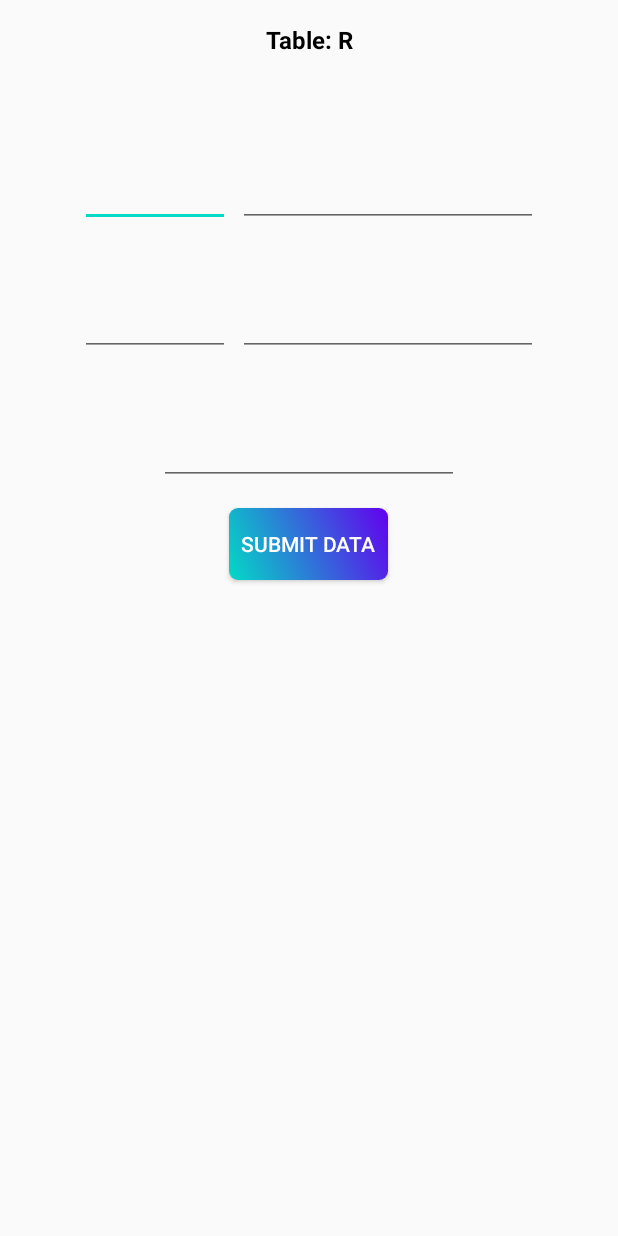
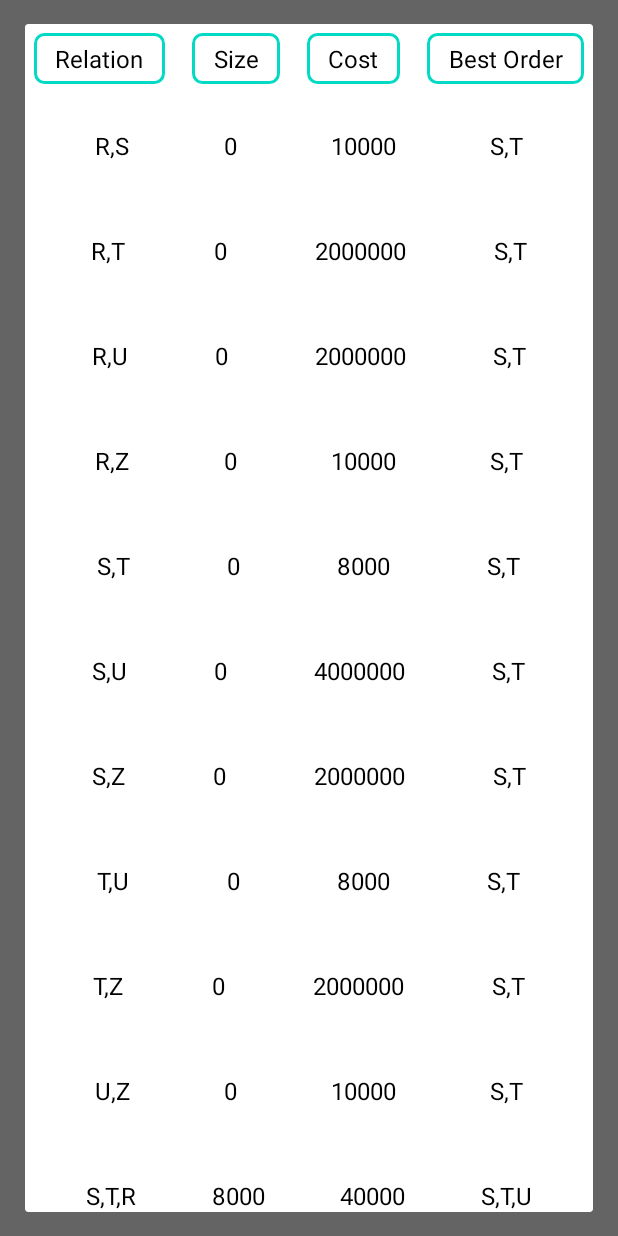
Before and after one commit to amindadgar/join-optimizer, an Android app: the screen it shows after launch (MainActivity), after a tap on "SUBMIT DATA", on a phone screen of 412 x 824 dp. Run offline under Robolectric (Android 15) with nearby library versions, the phone set to English and light mode, and no system bars; plain views replace ExtendedEditText, TextFieldBoxes.

Commit message:
result page as an alertDialog added !

```diff
--- a/app/build.gradle
+++ b/app/build.gradle
@@ -32,6 +32,7 @@ dependencies {
     implementation 'androidx.core:core-ktx:1.3.0'
     implementation 'androidx.appcompat:appcompat:1.1.0'
     implementation 'androidx.constraintlayout:constraintlayout:1.1.3'
+    implementation 'androidx.recyclerview:recyclerview:1.1.0'
     testImplementation 'junit:junit:4.12'
     androidTestImplementation 'androidx.test.ext:junit:1.1.1'
     androidTestImplementation 'androidx.test.espresso:espresso-core:3.2.0'
--- a/app/src/main/java/com/aminDadgar/db_implementation_proj/Activities/MainActivity.kt
+++ b/app/src/main/java/com/aminDadgar/db_implementation_proj/Activities/MainActivity.kt
@@ -2,34 +2,35 @@ package com.aminDadgar.db_implementation_proj.Activities
 
 import androidx.appcompat.app.AppCompatActivity
 import android.os.Bundle
-import android.util.Log
 import android.view.LayoutInflater
 import android.view.animation.AlphaAnimation
 import android.view.animation.Animation
-import android.widget.Button
-import android.widget.EditText
-import android.widget.Toast
+import android.widget.*
 import androidx.appcompat.app.AlertDialog
+import androidx.recyclerview.widget.LinearLayoutManager
+import androidx.recyclerview.widget.RecyclerView
 import com.aminDadgar.db_implementation_proj.R
 import com.aminDadgar.db_implementation_proj.Utils.Cost
+import com.aminDadgar.db_implementation_proj.Utils.ResultRecyclerAdapter
 import com.aminDadgar.db_implementation_proj.model.datamodel
 import kotlinx.android.synthetic.main.activity_main.*
 
 class MainActivity : AppCompatActivity() {
+    private lateinit var linearLayoutManager: LinearLayoutManager
+    private lateinit var listView:ListView
     var TABLE_COUNT = -1
     var TableNames : Array<Char> = arrayOf('R','S','T','U','Z')
-    private var FirstAttribute = -1
-    private var SecondAttribute = -1
-    private var Attr11 = 'a'  //define a char variable
-    private var TupleCount = -1
-    private var Attr12 = 'a'
     var index = -1
     override fun onCreate(savedInstanceState: Bundle?) {
         super.onCreate(savedInstanceState)
         setContentView(R.layout.activity_main)
 
+
+
         table_name.text = "Table: "+TableNames[index + 1].toString()
         alertDialog()
+
+
 
         val Data :MutableList<datamodel> = mutableListOf()
 
@@ -41,13 +42,13 @@ class MainActivity : AppCompatActivity() {
 
 
         button.setOnClickListener {
-            val Cost = Cost()
+            val cost = Cost()
 
-            val bestTwoJoin = Cost.twoBytwo(Data)
-            val bestThreeJoin = Cost.threeBythree(Data,bestTwoJoin)
-            val bestFourJoin = Cost.fourJoin(Data,bestThreeJoin)
-            Cost.FiveJoin(Data,bestFourJoin)
-
+            val bestTwoJoin = cost.twoBytwo(Data)
+            val bestThreeJoin = cost.threeBythree(Data,bestTwoJoin)
+            val bestFourJoin = cost.fourJoin(Data,bestThreeJoin)
+            cost.FiveJoin(Data,bestFourJoin)
+            resultAlert(cost)
             val animation = AlphaAnimation(1.0f,0.0f)  //for animating TextView
             animation.repeatMode = Animation.REVERSE
             animation.repeatCount = 1
@@ -104,6 +105,7 @@ class MainActivity : AppCompatActivity() {
                         } */
 //                        else {
                             button.text = "Clculate"
+
 //                            val bestTwoJoin = Cost.twoBytwo(Data)
 //                            val bestThreeJoin = Cost.threeBythree(Data,bestTwoJoin)
 //                            val bestFourJoin = Cost.fourJoin(Data,bestThreeJoin)
@@ -117,9 +119,8 @@ class MainActivity : AppCompatActivity() {
 
         }
 
+
     }
-
-
 
 
 
@@ -148,5 +149,22 @@ class MainActivity : AppCompatActivity() {
         }
     }
 
+    fun resultAlert(Data:Cost){
+        val alertDialog = AlertDialog.Builder(this).create()
+
+        val resultLayout = LayoutInflater.from(this).inflate(R.layout.result_alert,null)
+        alertDialog.setView(resultLayout)
+
+//        val listAdapter = ListViewAdapter(Data,this)
+//        listView = resultLayout.findViewById(R.id.result_ListView)
+//        listView.adapter = listAdapter
+        linearLayoutManager = LinearLayoutManager(this)
+        val recyclerView = resultLayout.findViewById<RecyclerView>(R.id.result_recycler_view)
+        recyclerView.layoutManager = linearLayoutManager
+        recyclerView.adapter = ResultRecyclerAdapter(Data)
+
+        alertDialog.show()
+    }
+
 
 }
--- a/app/src/main/java/com/aminDadgar/db_implementation_proj/Utils/Cost.kt
+++ b/app/src/main/java/com/aminDadgar/db_implementation_proj/Utils/Cost.kt
@@ -1,19 +1,27 @@
 package com.aminDadgar.db_implementation_proj.Utils
 
 import android.util.Log
-import com.aminDadgar.db_implementation_proj.Application
 import com.aminDadgar.db_implementation_proj.model.*
 
 class Cost {
+    var Best2 :CoupleData?= null //The best two attribute join
+    var Best3:TripleData?= null
+    var Best4:Quadruple?= null
+    var Best5:Quintuple?= null
+
+    val coupleData:MutableList<CoupleData> = mutableListOf()
+    val tripleData= mutableListOf<TripleData>()
+    val quadData = mutableListOf<Quadruple>()
+    val quintuple = mutableListOf<Quintuple>()
+
+
     fun twoBytwo(Data :MutableList<datamodel>): CoupleData {  // this function is used to compare and find tables common attribute
-        var Best :CoupleData?= null //The best two attribute join
 
         Log.d("function_twoBytwo","started !")
 
         var temp: datamodel?
         var temp2: datamodel?
         var result = -1
-        val coupleData:MutableList<CoupleData> = mutableListOf()
         for (i in 0..4){
             temp = Data[i]
             for (j in i+1 ..4){
@@ -60,26 +68,23 @@ class Cost {
         coupleData.forEach {
                 if (mtemp > it.JoinResult){  // find the best join order
                     mtemp = it.JoinResult.toLong()
-                    Best = it
+                    Best2 = it
                 }
         }
-        Application().BestTwoJoin(Best!!)// save the best two attribute join
-        Application().TwoJoinList(coupleData)  //save all two attribute joins
-        Log.d("first","${Best!!.JoinResult}  ${Best!!.table1.TABLE_NAME}  ${Best!!.table2.TABLE_NAME}")
+
+        Log.d("first","${Best2!!.JoinResult}  ${Best2!!.table1.TABLE_NAME}  ${Best2!!.table2.TABLE_NAME}")
         Log.d("function_twoBytwo","ended !")
 
-        Log.d("Best Two","${Best!!.table1}  ${Best!!.table2} ")
+        Log.d("Best Two","${Best2!!.table1}  ${Best2!!.table2} ")
 
-        return Best!!
+        return Best2!!
     }
 
 
 
 
     fun threeBythree(Data :MutableList<datamodel>,BestTwoByTwo:CoupleData):TripleData{
-//        val BestTwoByTwo:CoupleData? = Application().GetBestTwoJoin()
         var result = -1
-        val tripleData= mutableListOf<TripleData>()
 
         for (i in 0..4){
             if (BestTwoByTwo.table1.TABLE_NAME != Data[i].TABLE_NAME
@@ -211,26 +216,23 @@ class Cost {
                 }
             }
         }
-        Application().ThreeJoinList(tripleData)
 
-        var Best:TripleData?= null
         var mtemp:Long = 99999999
         Log.d("Three join finished !",tripleData.size.toString())
         tripleData.forEach {  // find the best join order
             Log.d("table","${it.table1} ${it.table2} ${it.table3}  ${it.JoinResult}")
             if (mtemp > it.JoinResult){
                 mtemp = it.JoinResult.toLong()
-                Best = it
+                Best3 = it
             }
         }
 
-        Log.d("Best Three","${Best!!.table1}  ${Best!!.table2}  ${Best!!.table3} ")
+        Log.d("Best Three","${Best3!!.table1}  ${Best3!!.table2}  ${Best3!!.table3} ")
 
-        return Best!!
+        return Best3!!
     }
     fun fourJoin(Data: MutableList<datamodel>, BestThreeJoin: TripleData):Quadruple{
 
-        val quadData = mutableListOf<Quadruple>()
         var result = -1
         for (i in 0..4){
             if (BestThreeJoin.table1.TABLE_NAME != Data[i].TABLE_NAME &&
@@ -376,23 +378,21 @@ class Cost {
                 }
             }
         }
-        var Best:Quadruple?= null
         var mtemp:Long = 99999999
         Log.d("Four join finished !",quadData.size.toString())
         quadData.forEach {  // find the best join order
             Log.d("table","${it.table1} ${it.table2} ${it.table3} ${it.table4} ${it.JoinResult}")
             if (mtemp > it.JoinResult){
                 mtemp = it.JoinResult.toLong()
-                Best = it
+                Best4 = it
             }
         }
-        Log.d("Best Four","${Best!!.table1}  ${Best!!.table2}  ${Best!!.table3}  ${Best!!.table4}")
+        Log.d("Best Four","${Best4!!.table1}  ${Best4!!.table2}  ${Best4!!.table3}  ${Best4!!.table4}")
 
 
-        return Best!!
+        return Best4!!
     }
     fun FiveJoin(Data: MutableList<datamodel>, bestFourJoin: Quadruple){
-        val quintuple = mutableListOf<Quintuple>()
         var result = -1
 
         for (i in 0..4){
@@ -550,17 +550,16 @@ class Cost {
                     }
                 }
 
-                var Best:Quintuple?= null
                 var mtemp:Long = 99999999
                 Log.d("Five join finished !",quintuple.size.toString())
                 quintuple.forEach {  // find the best join order
                     Log.d("table","${it.table1} ${it.table2} ${it.table3} ${it.table4} ${it.table5} ${it.JoinResult}")
                     if (mtemp > it.JoinResult){
                         mtemp = it.JoinResult.toLong()
-                        Best = it
+                        Best5 = it
                     }
                 }
-                Log.d("Best Five","${Best!!.table1}  ${Best!!.table2}  ${Best!!.table3}  ${Best!!.table4}  ${Best!!.table5} ${Best!!.JoinResult}")
+                Log.d("Best Five","${Best5!!.table1}  ${Best5!!.table2}  ${Best5!!.table3}  ${Best5!!.table4}  ${Best5!!.table5} ${Best5!!.JoinResult}")
 
 
 
--- /dev/null
+++ b/app/src/main/java/com/aminDadgar/db_implementation_proj/Utils/ResultRecyclerAdapter.kt
@@ -0,0 +1,51 @@
+package com.aminDadgar.db_implementation_proj.Utils
+
+
+import android.util.Log
+import android.view.LayoutInflater
+import android.view.ViewGroup
+import androidx.recyclerview.widget.RecyclerView
+
+
+    class ResultRecyclerAdapter(val Data:Cost):RecyclerView.Adapter<dataHolder>() {
+
+
+    override fun onCreateViewHolder(parent: ViewGroup, viewType: Int): dataHolder {
+        val layout = LayoutInflater.from(parent.context)
+        return dataHolder(layout,parent)
+    }
+
+    override fun getItemCount(): Int {
+        return Data.tripleData.size + Data.quintuple.size + Data.quadData.size + Data.coupleData.size
+    }
+
+    override fun onBindViewHolder(holder: dataHolder, position: Int) {
+        var temp = -1
+        if (position < Data.coupleData.size){
+
+            holder.bind(Data.coupleData[position],Data.Best2!!)
+            temp = Data.coupleData.size
+
+        }else if (position < Data.tripleData.size + Data.coupleData.size){
+            temp = position % Data.coupleData.size
+            holder.bind(Data.tripleData[temp],Data.Best3!!,Data.Best2!!)
+
+            Log.d("table 3","${Data.tripleData[temp].table1} ${Data.tripleData[temp].table2}" +
+                    " ${Data.tripleData[temp].table3}  ${Data.tripleData[ temp].JoinResult}")
+
+        }else if (position < Data.quadData.size + Data.tripleData.size + Data.coupleData.size ){
+
+            temp = position % (Data.tripleData.size + Data.coupleData.size)
+            holder.bind(Data.quadData[ temp],Data.Best4!!,Data.Best3!!)
+
+
+        }else if (position < Data.quintuple.size + Data.quadData.size + Data.tripleData.size + Data.coupleData.size ){
+            temp = position % (Data.quadData.size + Data.tripleData.size + Data.coupleData.size)
+            holder.bind(Data.quintuple[temp],Data.Best5!!,Data.Best4!!)
+
+        }else{
+            Log.e("table","Error")
+        }
+
+    }
+}
--- /dev/null
+++ b/app/src/main/java/com/aminDadgar/db_implementation_proj/Utils/dataHolder.kt
@@ -0,0 +1,73 @@
+package com.aminDadgar.db_implementation_proj.Utils
+
+import android.annotation.SuppressLint
+import android.view.LayoutInflater
+import android.view.ViewGroup
+import android.widget.TextView
+import androidx.recyclerview.widget.RecyclerView
+import com.aminDadgar.db_implementation_proj.R
+import com.aminDadgar.db_implementation_proj.model.CoupleData
+import com.aminDadgar.db_implementation_proj.model.Quadruple
+import com.aminDadgar.db_implementation_proj.model.Quintuple
+import com.aminDadgar.db_implementation_proj.model.TripleData
+
+class dataHolder(inflater: LayoutInflater, parent: ViewGroup):
+    RecyclerView.ViewHolder(inflater.inflate(R.layout.result_alert_recycler,parent,false)){
+
+    private var Relations: TextView?=null
+    private var size: TextView?=null
+    private var cost: TextView?=null
+    private var bestOrder: TextView?=null
+
+    init {
+        Relations = itemView.findViewById(R.id.Relation_name_text)
+        size = itemView.findViewById(R.id.size_text)
+        cost = itemView.findViewById(R.id.result_cost_text)
+        bestOrder = itemView.findViewById(R.id.Best_order_text)
+    }
+
+    @SuppressLint("SetTextI18n")
+    fun bind(datamodel: CoupleData, best: CoupleData){
+        Relations!!.text = "${datamodel.table1.TABLE_NAME},${datamodel.table2.TABLE_NAME}"
+        size!!.text = "0"
+        cost!!.text = "${datamodel.JoinResult}"
+        bestOrder!!.text = "${best.table1.TABLE_NAME},${best.table2.TABLE_NAME}"
+    }
+    @SuppressLint("SetTextI18n")
+    fun bind(datamodel: TripleData, best3: TripleData, best2: CoupleData){
+        Relations!!.text = "${datamodel.table1.TABLE_NAME},${datamodel.table2.TABLE_NAME},${datamodel.table3.TABLE_NAME}"
+        size!!.text = "${best2.JoinResult}"
+        cost!!.text = "${datamodel.JoinResult}"
+        bestOrder!!.text = "${best3.table1.TABLE_NAME},${best3.table2.TABLE_NAME},${best3.table3.TABLE_NAME}"
+    }
+    @SuppressLint("SetTextI18n")
+    fun bind(datamodel: Quadruple, best4: Quadruple, best3: TripleData){
+
+        Relations!!.text = "${datamodel.table1.TABLE_NAME}," +
+                "${datamodel.table2.TABLE_NAME}" +
+                ",${datamodel.table3.TABLE_NAME},${datamodel.table4.TABLE_NAME}"
+
+        size!!.text = "${best3.JoinResult}"
+        cost!!.text = "${datamodel.JoinResult}"
+
+        bestOrder!!.text = "${best4.table1.TABLE_NAME},${best4.table2.TABLE_NAME}" +
+                ",${best4.table3.TABLE_NAME},${best4.table4.TABLE_NAME}"
+    }
+    @SuppressLint("SetTextI18n")
+    fun bind(datamodel: Quintuple, best5: Quintuple, best4: Quadruple){
+        Relations!!.text = "${datamodel.table1.TABLE_NAME}," +
+                "${datamodel.table2.TABLE_NAME}" +
+                ",${datamodel.table3.TABLE_NAME}" +
+                ",${datamodel.table4.TABLE_NAME}" +
+                ",${datamodel.table5.TABLE_NAME}"
+
+        size!!.text = "${best4.JoinResult}"
+        cost!!.text = "${datamodel.JoinResult}"
+
+        bestOrder!!.text = "${best5.table1.TABLE_NAME},${best5.table2.TABLE_NAME}," +
+                "${best5.table3.TABLE_NAME},${best5.table4.TABLE_NAME},${best5.table5.TABLE_NAME}"
+    }
+
+
+
+}
--- a/app/src/main/java/com/aminDadgar/db_implementation_proj/application.kt
+++ /dev/null
@@ -1,37 +0,0 @@
-package com.aminDadgar.db_implementation_proj
-
-import android.app.Application
-import com.aminDadgar.db_implementation_proj.model.CoupleData
-import com.aminDadgar.db_implementation_proj.model.TripleData
-
-class Application:Application() {
-        var BestTwoJoin: CoupleData? = null  //The best two attribute join
-        var TwoJoinList: MutableList<CoupleData>? = null  // all two attribute join
-
-        var BestThreeJoin: TripleData? = null
-        var ThreeJoinList: MutableList<TripleData>? = null
-    fun BestTwoJoin(data: CoupleData){
-        this.BestTwoJoin = data
-    }
-    fun BestThreeJoin(data: TripleData){
-        this.BestThreeJoin = data
-    }
-    fun TwoJoinList(data:MutableList<CoupleData>){
-        this.TwoJoinList = data
-    }
-    fun ThreeJoinList(data: MutableList<TripleData>){
-        this.ThreeJoinList = data
-    }
-    fun GetBestTwoJoin():CoupleData{
-        return this.BestTwoJoin!!
-    }
-    fun GetBestThreeJoin():TripleData{
-        return this.BestThreeJoin!!
-    }
-    fun GetThreeJoinList(): MutableList<TripleData>{
-        return this.ThreeJoinList!!
-    }
-    fun GetTwoJoinList(): MutableList<CoupleData>{
-        return this.TwoJoinList!!
-    }
-}
--- /dev/null
+++ b/app/src/main/res/drawable/round_shape.xml
@@ -0,0 +1,11 @@
+<?xml version="1.0" encoding="utf-8"?>
+<shape xmlns:android="http://schemas.android.com/apk/res/android">
+    <corners android:radius="6dp"/>
+    <solid android:color="@android:color/white"/>
+    <padding android:bottom="6dp"
+        android:top="6dp"
+        android:right="6dp"
+        android:left="6dp"/>
+    <stroke android:color="@color/colorAccent"
+        android:width="2dp"/>
+</shape>
--- a/app/src/main/res/layout/activity_main.xml
+++ b/app/src/main/res/layout/activity_main.xml
@@ -137,7 +137,7 @@
         android:padding="8dp"
         android:textColor="@android:color/white"
         android:id="@+id/button"
-        android:background="@drawable/round_corner_shape"
+        android:background="@drawable/button_round"
         android:layout_gravity="center_horizontal"
         />
 
--- /dev/null
+++ b/app/src/main/res/layout/result_alert.xml
@@ -0,0 +1,69 @@
+<?xml version="1.0" encoding="utf-8"?>
+<LinearLayout
+    xmlns:android="http://schemas.android.com/apk/res/android"
+    android:layout_width="match_parent"
+    android:layout_height="match_parent"
+    android:orientation="vertical"
+    android:stretchColumns="*">
+
+    <TableLayout
+        android:padding="6dp"
+        android:layout_gravity="center_horizontal"
+        android:layout_width="wrap_content"
+        android:layout_height="wrap_content"
+        android:stretchColumns="*">
+        <TableRow>
+        <TextView
+            android:gravity="center_horizontal"
+            android:layout_marginEnd="12dp"
+            android:background="@drawable/round_shape"
+            android:layout_width="wrap_content"
+            android:layout_height="wrap_content"
+            android:text="Relation"
+            android:textColor="@android:color/black"
+            android:textSize="16sp"/>
+        <TextView
+            android:gravity="center_horizontal"
+            android:layout_marginEnd="12dp"
+            android:background="@drawable/round_shape"
+            android:layout_width="wrap_content"
+            android:layout_height="wrap_content"
+            android:text="Size"
+            android:layout_marginStart="6dp"
+            android:textColor="@android:color/black"
+            android:textSize="16sp"/>
+        <TextView
+            android:gravity="center_horizontal"
+            android:layout_marginEnd="12dp"
+            android:background="@drawable/round_shape"
+            android:layout_width="wrap_content"
+            android:layout_height="wrap_content"
+            android:text="Cost"
+            android:layout_marginStart="6dp"
+            android:textColor="@android:color/black"
+            android:textSize="16sp"/>
+        <TextView
+            android:gravity="center_horizontal"
+            android:background="@drawable/round_shape"
+            android:layout_width="wrap_content"
+            android:layout_height="wrap_content"
+            android:text="Best Order"
+            android:layout_marginStart="6dp"
+            android:textColor="@android:color/black"
+            android:textSize="16sp"/>
+        </TableRow>
+    </TableLayout>
+
+
+
+        <androidx.recyclerview.widget.RecyclerView
+        android:id="@+id/result_recycler_view"
+        android:layout_width="match_parent"
+        android:layout_height="match_parent" />
+
+
+
+
+
+
+</LinearLayout>
--- /dev/null
+++ b/app/src/main/res/layout/result_alert_recycler.xml
@@ -0,0 +1,58 @@
+<?xml version="1.0" encoding="utf-8"?>
+<LinearLayout
+    xmlns:android="http://schemas.android.com/apk/res/android" android:layout_width="match_parent"
+    android:layout_height="wrap_content"
+    android:gravity="center_horizontal"
+    android:padding="12dp"
+    android:orientation="vertical">
+    <TableLayout
+        android:padding="12dp"
+        android:layout_gravity="center_horizontal"
+        android:layout_width="wrap_content"
+        android:layout_height="wrap_content"
+        android:stretchColumns="*">
+        <TableRow>
+        <TextView
+            android:gravity="center_horizontal"
+            android:id="@+id/Relation_name_text"
+            android:layout_marginEnd="12dp"
+            android:layout_width="wrap_content"
+            android:layout_height="wrap_content"
+            android:text="Relation"
+            android:textColor="@android:color/black"
+            android:textSize="16sp"/>
+
+        <TextView
+            android:gravity="center_horizontal"
+            android:id="@+id/size_text"
+            android:layout_marginEnd="12dp"
+            android:layout_width="wrap_content"
+            android:layout_height="wrap_content"
+            android:text="Size"
+            android:layout_marginStart="6dp"
+            android:textColor="@android:color/black"
+            android:textSize="16sp"/>
+
+        <TextView
+            android:gravity="center_horizontal"
+            android:id="@+id/result_cost_text"
+            android:layout_marginEnd="12dp"
+            android:layout_width="wrap_content"
+            android:layout_height="wrap_content"
+            android:text="Cost"
+            android:layout_marginStart="6dp"
+            android:textColor="@android:color/black"
+            android:textSize="16sp"/>
+
+        <TextView
+            android:gravity="center_horizontal"
+            android:id="@+id/Best_order_text"
+            android:layout_width="wrap_content"
+            android:layout_height="wrap_content"
+            android:text="Best Order"
+            android:layout_marginStart="6dp"
+            android:textColor="@android:color/black"
+            android:textSize="16sp"/>
+    </TableRow>
+    </TableLayout>
+</LinearLayout>
--- a/app/src/main/res/layout/table_count_alert.xml
+++ b/app/src/main/res/layout/table_count_alert.xml
@@ -19,7 +19,7 @@
     <TextView
         android:layout_width="wrap_content"
         android:layout_height="wrap_content"
-        android:text="Please enter table count"
+        android:text="@string/alert_request_text"
         android:textColor="@android:color/black"
         android:textSize="18sp"
         android:layout_margin="12dp"
@@ -44,8 +44,8 @@
     <Button
         android:layout_width="wrap_content"
         android:layout_height="wrap_content"
-        android:text="Submit"
-        android:background="@drawable/round_corner_shape"
+        android:text="@string/alert_button_text"
+        android:background="@drawable/button_round"
         android:padding="8dp"
         android:textColor="@android:color/white"
         android:layout_gravity="center_horizontal"
--- a/app/src/main/res/values/strings.xml
+++ b/app/src/main/res/values/strings.xml
@@ -2,4 +2,6 @@
     <string name="app_name">DB Implementation Proj</string>
     <string name="alert_description">this project will calculate the cost of join\nUsing greedy algorithms\nfirst here enter table count and then enter table data in the other screen
     </string>
+    <string name="alert_button_text">Submit</string>
+    <string name="alert_request_text">Please enter table count</string>
 </resources>
```
Also changed, not shown: app/src/main/res/drawable/button_round.xml (renamed from app/src/main/res/drawable/round_corner_shape.xml).
